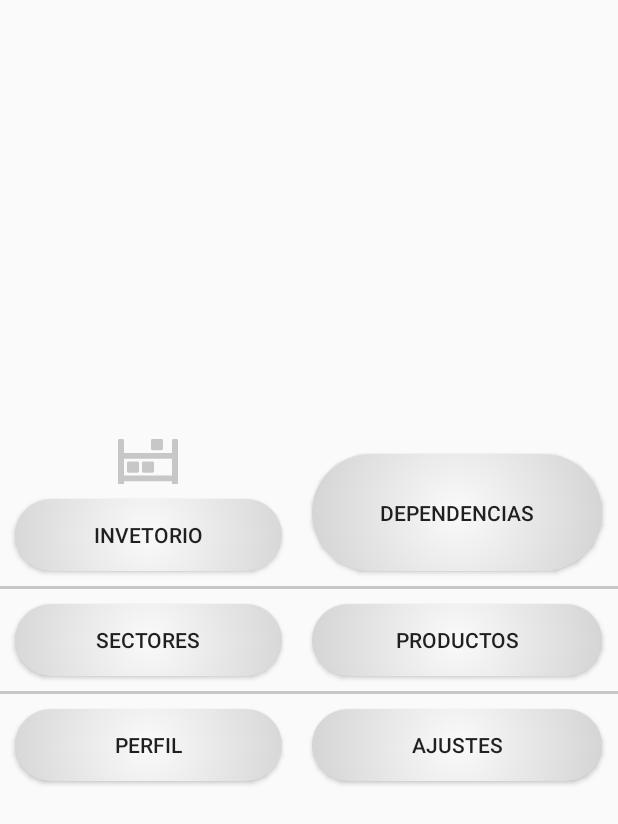
After one commit to sslavik/inventoryFragment, an Android app: the DashActivity screen opened directly, with no data from a screen before it, on a phone screen of 412 x 824 dp. The commit adds this screen. Shown: the top 824 px of the screen. Run offline under Robolectric (Android 15) with nearby library versions, the phone set to English and light mode, and no system bars.

Commit message:
DashActivity Added (Ugly)

```diff
--- /dev/null
+++ b/app/src/main/java/com/sslavik/inventory/DashActivity.java
@@ -0,0 +1,14 @@
+package com.sslavik.inventory;
+
+import androidx.appcompat.app.AppCompatActivity;
+
+import android.os.Bundle;
+
+public class DashActivity extends AppCompatActivity {
+
+    @Override
+    protected void onCreate(Bundle savedInstanceState) {
+        super.onCreate(savedInstanceState);
+        setContentView(R.layout.activity_dash);
+    }
+}
--- a/app/src/main/java/com/sslavik/inventory/SplashActivity.java
+++ b/app/src/main/java/com/sslavik/inventory/SplashActivity.java
@@ -41,7 +41,7 @@ public class SplashActivity extends AppCompatActivity {
                 }
             }
         };
-        runnable.run();
+        Thread.start(runnable);
     }
 
     private void initLogin(){
--- /dev/null
+++ b/app/src/main/res/drawable/ic_inventory_vector.xml
@@ -0,0 +1,4 @@
+<vector android:height="30dp" android:viewportHeight="512"
+    android:viewportWidth="640" android:width="40dp" xmlns:android="http://schemas.android.com/apk/res/android">
+    <path android:fillColor="@color/primaryColor" android:pathData="M624 0h-32c-8.8 0-16 7.2-16 16v144H64V16c0-8.8-7.2-16-16-16H16C7.2 0 0 7.2 0 16v496h64v-32h512v32h64V16c0-8.8-7.2-16-16-16zm-48 416H64V224h512v192zM368 128h96c8.8 0 16-7.2 16-16V16c0-8.8-7.2-16-16-16h-96c-8.8 0-16 7.2-16 16v96c0 8.8 7.2 16 16 16zM112 384h96c8.8 0 16-7.2 16-16v-96c0-8.8-7.2-16-16-16h-96c-8.8 0-16 7.2-16 16v96c0 8.8 7.2 16 16 16zm160 0h96c8.8 0 16-7.2 16-16v-96c0-8.8-7.2-16-16-16h-96c-8.8 0-16 7.2-16 16v96c0 8.8 7.2 16 16 16z"/>
+</vector>
--- /dev/null
+++ b/app/src/main/res/drawable/rectangle_round_dash.xml
@@ -0,0 +1,12 @@
+<?xml version="1.0" encoding="utf-8"?>
+<selector xmlns:android="http://schemas.android.com/apk/res/android">
+    <item>
+        <shape android:shape="rectangle" android:useLevel="false">
+            <corners android:radius="50dp" />
+            <gradient android:type="radial"
+                android:startColor="@color/primaryColor"
+                android:endColor="@color/primaryDarkColor"
+                android:gradientRadius="200"/>
+        </shape>
+    </item>
+</selector>
--- /dev/null
+++ b/app/src/main/res/layout/activity_dash.xml
@@ -0,0 +1,91 @@
+<?xml version="1.0" encoding="utf-8"?>
+<TableLayout xmlns:android="http://schemas.android.com/apk/res/android"
+    xmlns:app="http://schemas.android.com/apk/res-auto"
+    xmlns:tools="http://schemas.android.com/tools"
+    android:layout_width="match_parent"
+    android:layout_height="wrap_content"
+    tools:context=".DashActivity"
+    android:stretchColumns="0,1"
+    android:layout_gravity="center"
+    >
+
+    <TableRow
+        android:layout_width="match_parent"
+        android:layout_height="wrap_content"
+        android:layout_weight="0">
+        <LinearLayout android:orientation="vertical">
+            <ImageView
+                android:layout_gravity="center"
+                android:layout_width="wrap_content"
+                android:layout_height="wrap_content"
+                android:background="@drawable/ic_inventory_vector"
+                android:backgroundTint="@color/primaryDarkColor"
+                />
+            <Button
+                android:id="@+id/btIntentorio"
+                android:layout_width="match_parent"
+                android:layout_height="match_parent"
+                android:layout_margin="@dimen/btDashTb"
+                android:background="@drawable/rectangle_round_dash"
+                android:text="@string/btInvetory"
+                />
+        </LinearLayout>
+
+
+        <Button
+            android:id="@+id/btDependencias"
+            android:layout_width="match_parent"
+            android:layout_height="match_parent"
+            android:layout_margin="@dimen/btDashTb"
+            android:background="@drawable/rectangle_round_dash"
+            android:text="@string/btDependencias" />
+    </TableRow>
+    <View android:layout_height="2dp" android:background="@color/primaryDarkColor"/>
+    <TableRow
+        android:layout_width="match_parent"
+        android:layout_height="wrap_content"
+        android:layout_weight="0"
+        >
+        <Button
+            android:id="@+id/btSectores"
+            android:layout_width="match_parent"
+            android:layout_height="match_parent"
+            android:layout_margin="@dimen/btDashTb"
+            android:background="@drawable/rectangle_round_dash"
+            android:text="@string/btSectores"
+            />
+
+        <Button
+            android:id="@+id/btProductos"
+            android:layout_width="match_parent"
+            android:layout_height="match_parent"
+            android:layout_margin="@dimen/btDashTb"
+            android:background="@drawable/rectangle_round_dash"
+            android:text="@string/btProductos"
+            />
+    </TableRow>
+    <View android:layout_height="2dp" android:background="@color/primaryDarkColor"/>
+    <TableRow
+        android:layout_width="match_parent"
+        android:layout_height="wrap_content"
+        android:layout_weight="0"
+        >
+        <Button
+            android:id="@+id/btPerfil"
+            android:layout_width="match_parent"
+            android:layout_height="match_parent"
+            android:layout_margin="@dimen/btDashTb"
+            android:background="@drawable/rectangle_round_dash"
+            android:text="@string/btPerfil"
+            />
+
+        <Button
+            android:id="@+id/btAjustes"
+            android:layout_width="match_parent"
+            android:layout_height="match_parent"
+            android:layout_margin="@dimen/btDashTb"
+            android:background="@drawable/rectangle_round_dash"
+            android:text="@string/btAjustes"
+            />
+    </TableRow>
+</TableLayout>
--- a/app/src/main/res/layout/activity_login.xml
+++ b/app/src/main/res/layout/activity_login.xml
@@ -83,12 +83,11 @@
     <Button
         android:id="@+id/btSignIn"
         android:layout_width="match_parent"
-        android:layout_height="83dp"
+        android:layout_height="wrap_content"
         android:layout_marginLeft="@dimen/btLoginMarginLeftRight"
-        android:layout_marginTop="@dimen/btLoginMarginTop"
         android:layout_marginRight="@dimen/btLoginMarginLeftRight"
         android:layout_weight="0"
-        android:background="@drawable/list_shape"
+        android:background="@drawable/selector_round_corner"
         android:gravity="center"
         android:text="@string/btSignIn" />
 
--- a/app/src/main/res/values/dimens.xml
+++ b/app/src/main/res/values/dimens.xml
@@ -4,8 +4,10 @@
     <dimen name="tvLoginMarginTop">30dp</dimen>
     <dimen name="imgButtonLogin">40dp</dimen>
     <dimen name="btLoginMarginLeftRight">60dp</dimen>
-    <dimen name="imgLoginSize">200dp</dimen>
+    <dimen name="imgLoginSize">150dp</dimen>
     <dimen name="imgBtLoginMargin">20dp</dimen>
     <dimen name="btLoginMarginTop">10dp</dimen>
+    <dimen name="tlMarginTopAndBot">75dp</dimen>
+    <dimen name="btDashTb">10dp</dimen>
 
 </resources>
--- a/app/src/main/res/values/strings.xml
+++ b/app/src/main/res/values/strings.xml
@@ -11,4 +11,10 @@
     <string name="btGoogle">Google</string>
     <string name="btFacebook">Login With Facebook</string>
     <string name="tvOther">Or Signup with...</string>
+    <string name="btInvetory">Invetorio</string>
+    <string name="btSectores">Sectores</string>
+    <string name="btProductos">Productos</string>
+    <string name="btPerfil">Perfil</string>
+    <string name="btAjustes">Ajustes</string>
+    <string name="btDependencias">Dependencias</string>
 </resources>
--- a/app/src/main/res/values/styles.xml
+++ b/app/src/main/res/values/styles.xml
@@ -10,6 +10,9 @@
     <style name="AppTheme.SpalshTheme" parent="Theme.AppCompat.Light.NoActionBar">
         <item name="windowActionBar">false</item>
         <item name="windowNoTitle">true</item>
+    </style>
+    <style name="AppTheme.DashTheme">
+
     </style>
     <!--Vasmoa a crear una serie de estilos a través de la herencia-->
     <style name="Widget" parent="@android:style/Widget">
```
Also changed, not shown: app/src/main/AndroidManifest.xml (+9 -7 lines), app/src/main/java/com/sslavik/inventory/LoginActivity.java (+15 -0 lines), app/src/main/res/drawable/selector_round_corner.xml (added, +15 -0 lines).
